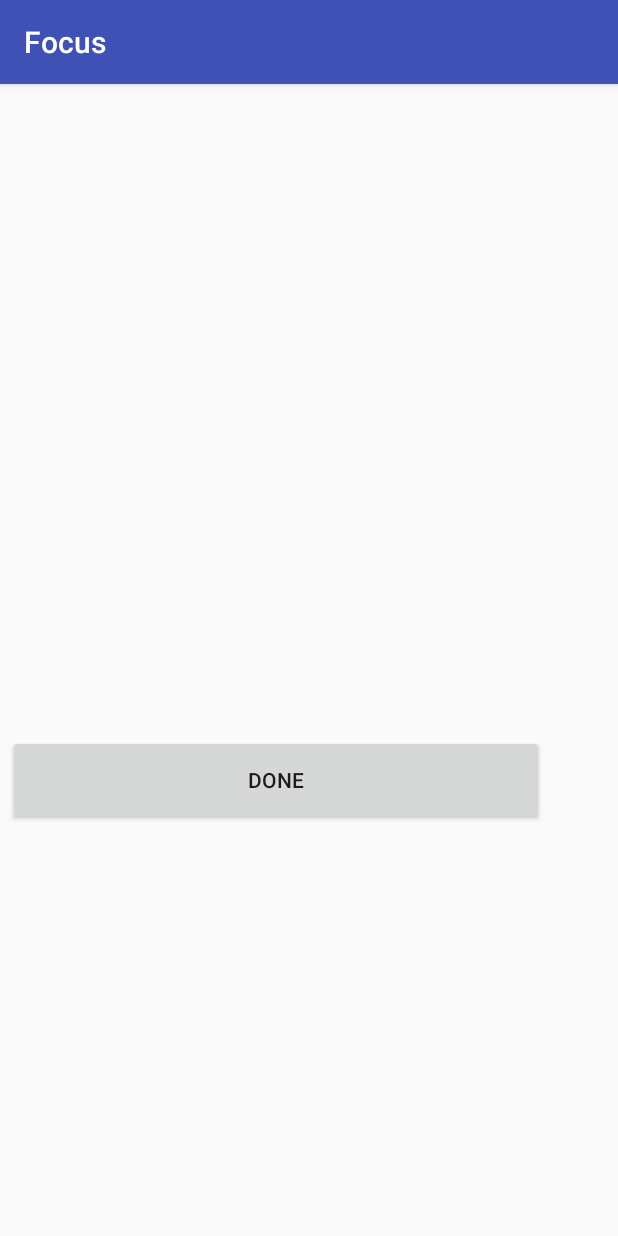
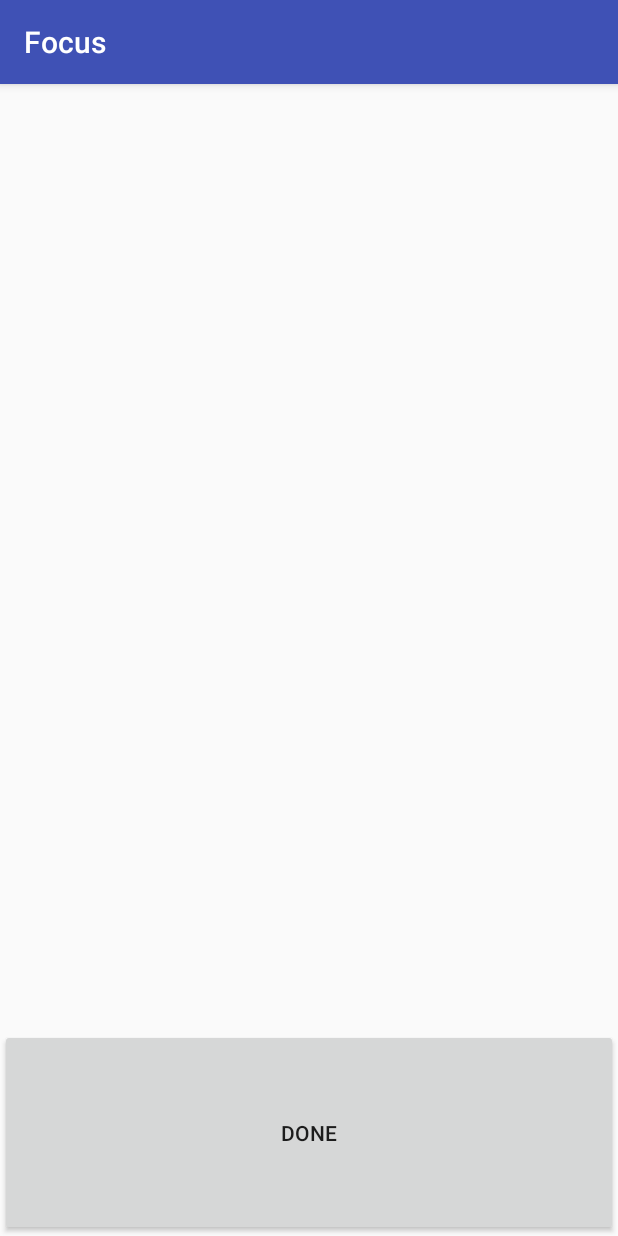
Before and after one commit to RedBanHammer/focus-client-android, an Android app: the SelectApp screen opened directly, with no data from a screen before it, on a phone screen of 412 x 824 dp. Run offline under Robolectric (Android 15) with nearby library versions, the phone set to English and light mode, and no system bars.

Commit message:
fixed relative layout issues

```diff
--- a/app/src/main/res/layout/activity_create_profile.xml
+++ b/app/src/main/res/layout/activity_create_profile.xml
@@ -3,8 +3,8 @@
     xmlns:app="http://schemas.android.com/apk/res-auto"
     xmlns:tools="http://schemas.android.com/tools"
 
-    android:layout_width="368dp"
-    android:layout_height="495dp"
+    android:layout_width="wrap_content"
+    android:layout_height="match_parent"
     android:orientation="vertical"
     tools:context="edu.usc.csci310.focus.focus.presentation.ProfileInterfaceController"
     tools:layout_editor_absoluteX="8dp"
@@ -34,7 +34,7 @@
     <ListView
         android:id="@+id/createProfileListView"
         android:layout_width="match_parent"
-        android:layout_height="match_parent"
+        android:layout_height="0dp"
         android:layout_weight="1" />
 
     <Button
--- a/app/src/main/res/layout/activity_select_app.xml
+++ b/app/src/main/res/layout/activity_select_app.xml
@@ -1,31 +1,26 @@
 <?xml version="1.0" encoding="utf-8"?>
-<android.support.constraint.ConstraintLayout xmlns:android="http://schemas.android.com/apk/res/android"
+<LinearLayout xmlns:android="http://schemas.android.com/apk/res/android"
     xmlns:app="http://schemas.android.com/apk/res-auto"
     xmlns:tools="http://schemas.android.com/tools"
-    android:layout_width="match_parent"
+    tools:context="edu.usc.csci310.focus.focus.presentation.SelectApp"
+
+    android:layout_width="wrap_content"
     android:layout_height="match_parent"
-    tools:context="edu.usc.csci310.focus.focus.presentation.SelectApp">
-
-    <LinearLayout
-        android:layout_width="368dp"
-        android:layout_height="495dp"
-        android:orientation="vertical"
-        tools:layout_editor_absoluteX="8dp"
-        tools:layout_editor_absoluteY="8dp"
-        android:weightSum="1">
+    android:orientation="vertical"
+    tools:layout_editor_absoluteX="8dp"
+    tools:layout_editor_absoluteY="8dp"
+    android:weightSum="4">
 
         <ListView
             android:id="@+id/appListView"
             android:layout_width="match_parent"
-            android:layout_height="411dp"
-            android:layout_weight="1.15" />
+            android:layout_height="wrap_content"
+            android:layout_weight="3.5" />
 
         <Button
             android:id="@+id/selectAppButton"
             android:layout_width="match_parent"
-            android:layout_height="58dp"
+            android:layout_height="wrap_content"
             android:text="Done"
-            android:layout_weight="0.17"
-            android:layout_margin="5dp"/>
+            android:layout_weight="0.5"/>
     </LinearLayout>
-</android.support.constraint.ConstraintLayout>
```
Also changed, not shown: app/src/main/res/layout/activity_profile.xml (+6 -7 lines).
